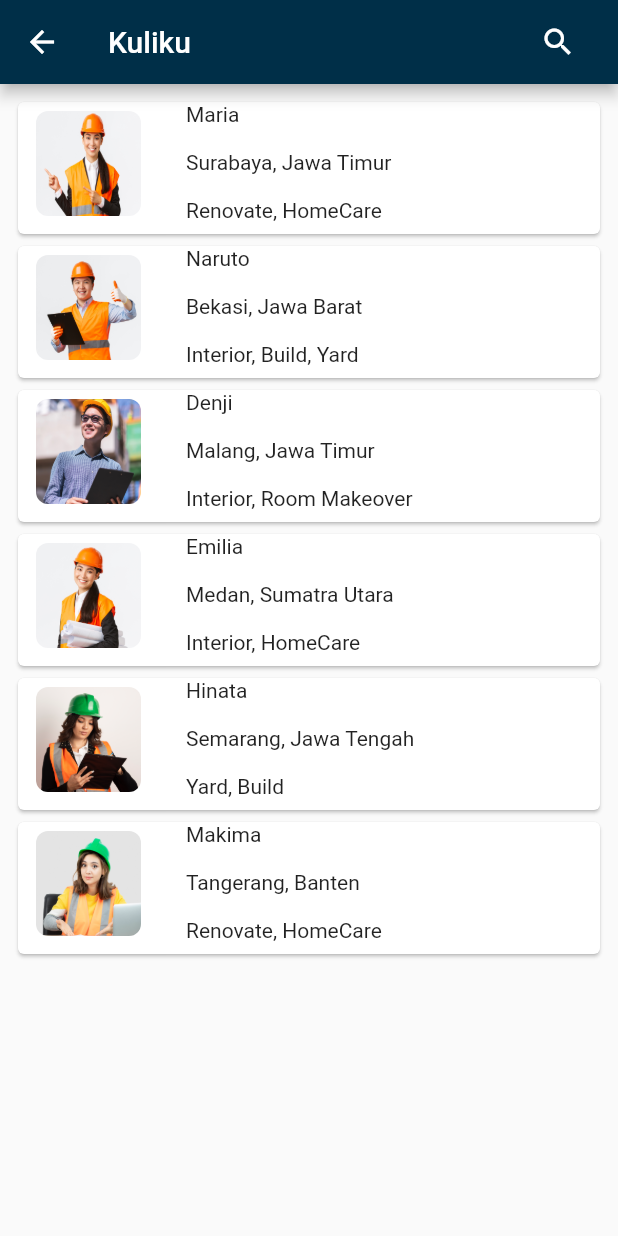
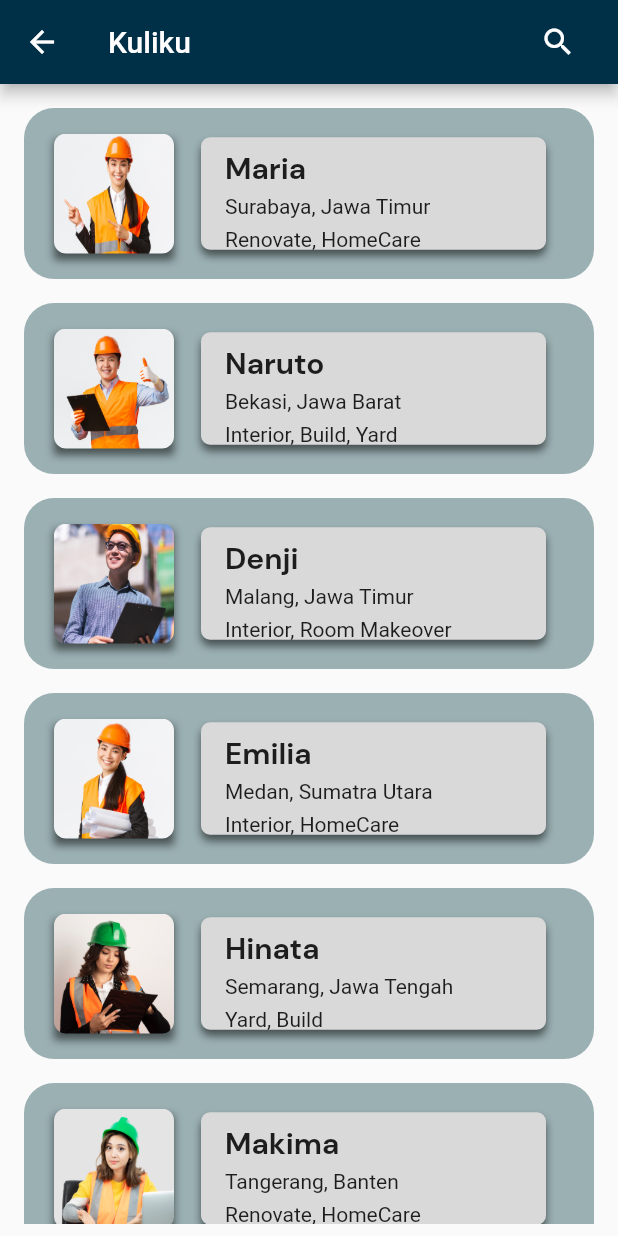
Before and after one commit to LeoCandraGW/Capstone-kuliku, a Flutter app: the ListKuliPage screen opened by its route, on a phone screen of 412 x 824 dp. Run offline on Flutter 3.47's test engine with Material 2 defaults, Android fonts, the phone set to English and light mode, and no system bars; our stand-ins replace carousel_slider.

Commit message:
list detail

```diff
--- a/lib/presentation/widgets/kuli_card.dart
+++ b/lib/presentation/widgets/kuli_card.dart
@@ -8,64 +8,123 @@ class KuliCard extends StatelessWidget {
   @override
   Widget build(BuildContext context) {
     return ListView.builder(
-      itemBuilder: (context, index){
+      itemBuilder: (context, index) {
         final ListKuli kuli = listKuliku[index];
-        return InkWell(
+        return SingleChildScrollView(
+          child: InkWell(
             onTap: (() {
-            Navigator.push(context, MaterialPageRoute(builder: (context){
+              Navigator.push(context, MaterialPageRoute(builder: (context) {
                 return DetailPage(kuli: kuli);
               }));
             }),
             child: Stack(
               alignment: Alignment.bottomLeft,
               children: [
-              Card(
+                Padding(
+                  padding: const EdgeInsets.all(8.0),
                   child: Container(
+                    width: double.infinity,
+                    height: 114,
+                    decoration: const BoxDecoration(
+                      color: Color(0xff9BB0B3),
+                      borderRadius: BorderRadius.only(
+                        topLeft: Radius.circular(20),
+                        topRight: Radius.circular(20),
+                        bottomLeft: Radius.circular(20),
+                        bottomRight: Radius.circular(20),
+                      ),
+                    ),
+                    child: Row(
+                      children: [
+                        Container(
+                          decoration: const BoxDecoration(
+                            boxShadow: [
+                              BoxShadow(
+                                  color: Colors.black54,
+                                  offset: Offset(0, 4),
+                                  blurRadius: 4)
+                            ],
+                          ),
                           margin: const EdgeInsets.only(
-                    left: 16 + 80 + 16,
-                  bottom: 8,
-                  right: 8,
+                              left: 20, bottom: 5, top: 5, right: 10),
+                          child: ClipRRect(
+                            borderRadius:
+                                const BorderRadius.all(Radius.circular(8)),
+                            child: Image.asset(
+                              kuli.imageAsset,
+                              width: 80,
                             ),
-                  width: double.infinity,
+                          ),
+                        ),
+                        Padding(
+                          padding: const EdgeInsets.all(8.0),
+                          child: Container(
+                            width: 230,
+                            height: 75,
+                            decoration: const BoxDecoration(
+                              borderRadius: BorderRadius.only(
+                                topLeft: Radius.circular(6),
+                                topRight: Radius.circular(6),
+                                bottomLeft: Radius.circular(6),
+                                bottomRight: Radius.circular(6),
+                              ),
+                              color: Color.fromRGBO(217, 217, 217, 1),
+                              boxShadow: [
+                                BoxShadow(
+                                    color: Colors.black54,
+                                    offset: Offset(0, 4),
+                                    blurRadius: 4)
+                              ],
+                            ),
+                            child: Padding(
+                              padding: const EdgeInsets.all(8.0),
+                              child: Container(
+                                color: const Color(0xffD9D9D9),
                                 child: Column(
                                   crossAxisAlignment: CrossAxisAlignment.start,
                                   children: [
-                      Text(
+                                    Padding(
+                                      padding: const EdgeInsets.only(
+                                          top: 0.0, left: 8),
+                                      child: Text(
                                         kuli.name,
+                                        style: const TextStyle(
+                                            fontSize: 20.0,
+                                            fontFamily: 'DM Sans'),
                                         maxLines: 1,
                                         overflow: TextOverflow.ellipsis,
                                       ),
-                       const SizedBox(height: 16),
-                      Text(
+                                    ),
+                                    Padding(
+                                      padding: const EdgeInsets.only(
+                                          top: 4.0, left: 8),
+                                      child: Text(
                                         kuli.alamat,
                                         maxLines: 1,
                                         overflow: TextOverflow.ellipsis,
                                       ),
-                      const SizedBox(height: 16),
-                      Text(
+                                    ),
+                                    Padding(
+                                      padding: const EdgeInsets.only(
+                                          top: 6.0, left: 8),
+                                      child: Text(
                                         kuli.skill,
                                         maxLines: 1,
                                         overflow: TextOverflow.ellipsis,
+                                      ),
                                     ),
                                   ],
                                 ),
                               ),
                             ),
-              Container(
-                margin: const EdgeInsets.only(
-                  left: 16,
-                  bottom: 16,
                           ),
-                child: ClipRRect(
-                  borderRadius: const BorderRadius.all(Radius.circular(8)),
-                  child: Image.asset(
-                    kuli.imageAsset,
-                    width: 70,
+                        ),
+                      ],
                     ),
                   ),
                 ),
               ],
-
+            ),
           ),
         );
       },
```
Lines whose indentation alone changed are shown as unchanged.
